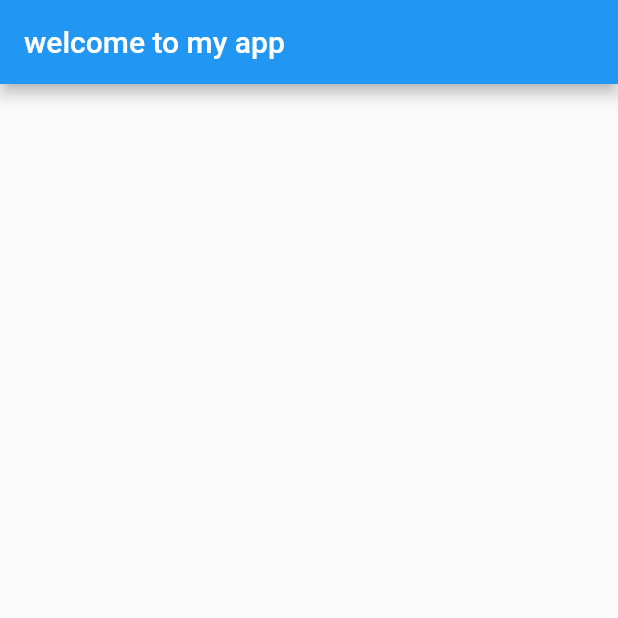
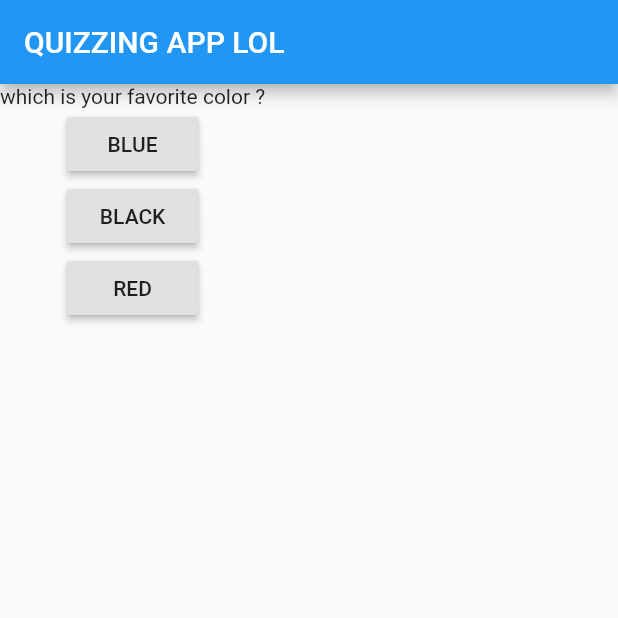
Before and after one commit to xziztt/Flutter_Development, a Flutter app: the screen it shows after launch, on a phone screen of 412 x 824 dp, the top half of it. Run offline on Flutter 3.47's test engine with Material 2 defaults, Android fonts, the phone set to English and light mode, and no system bars.

Commit message:
Update main.dart
->Added Buttons and questions

```diff
--- a/lib/main.dart
+++ b/lib/main.dart
@@ -1,18 +1,46 @@
 import 'package:flutter/material.dart';
 
-void main() {
-  runApp(BaseApp());
-}
+void main() => runApp(BaseApp());
+var questionIndex = 0;
+class BaseApp extends StatelessWidget {
+  void questionAnswered() {
+    questionIndex = questionIndex + 1;
+    print(questionIndex);
+  }
 
-class BaseApp extends StatelessWidget {
-    questions = ['which is your favorite color ?'];
-    Widget build(BuildContext context) {
+  var questions = [
+    'which is your favorite color ?',
+    'what is your favorite animal'
+  ];
+  Widget build(BuildContext context) {
     return MaterialApp(
-      home: Scaffold(
-          appBar: AppBar(
-            title: Text('welcome to my app'),
+        home: Scaffold(
+      appBar: AppBar(
+        title: Text('QUIZZING APP LOL'),
+      ),
+      body: Column(
+        children: [
+          Text(
+            questions[questionIndex],
           ),
-          body: Column(children: [],)),
-    );
+          RaisedButton(
+            child: Text("BLUE"),
+            onPressed: () => print("BLUE selected"),
+          ),
+          RaisedButton(
+            child: Text(
+              "BLACK",
+            ),
+            onPressed: questionAnswered,
+          ),
+          RaisedButton(
+            child: Text("RED"),
+            onPressed: () {
+              print("RED chosen");
+            },
+          ),
+        ],
+      ),
+    ));
   }
 }
```
